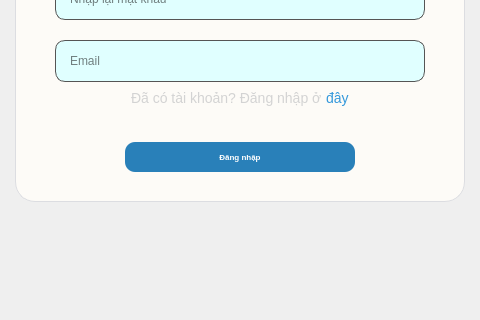
This is MAIN PROJECT/BACKENDWORK/registerPage.ui in dhqkhanh2430/ScrollTravel-PROJECT as Qt 5 draws it before an edit; both pictures show x 159 to 639 and y 517 to 837 of the 799 by 837 pixel window. The edited form follows.
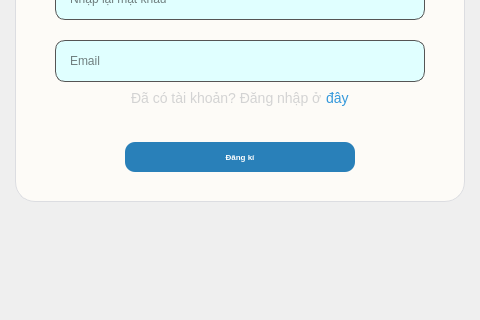
This is the edited form. Icons and pictures are not drawn.

Patch:
```diff
--- a/MAIN PROJECT/BACKENDWORK/registerPage.ui
+++ b/MAIN PROJECT/BACKENDWORK/registerPage.ui
@@ -491,7 +491,7 @@
 }</string>
            </property>
            <property name="text">
-            <string>Đăng nhập</string>
+            <string>Đăng kí</string>
            </property>
           </widget>
          </item>
```
